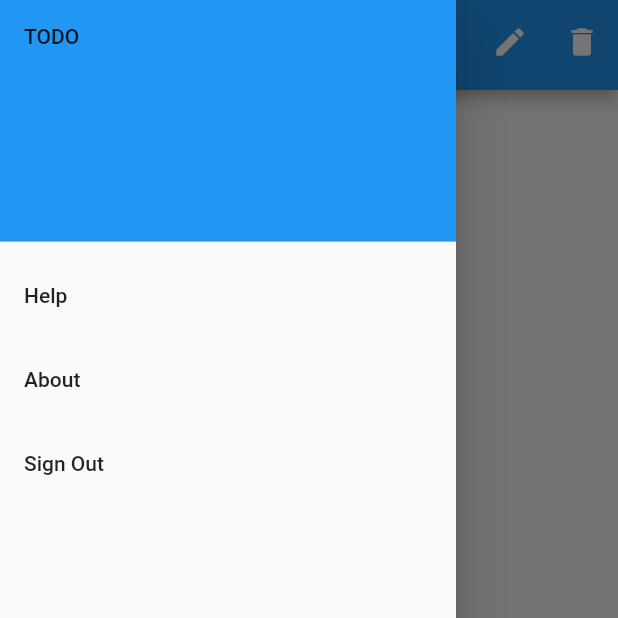
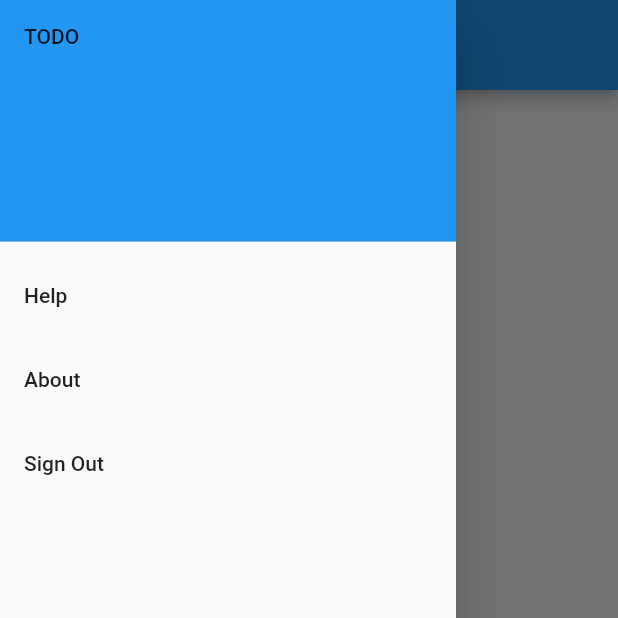
Before and after one commit to loshanr/todo, a Flutter app: the screen it shows once a user with an empty profile is signed in, with the side drawer open, on a phone screen of 412 x 824 dp, the top half of it. Run offline on Flutter 3.47's test engine with Material 2 defaults, Android fonts, the phone set to English and light mode, and no system bars; our stand-ins replace bloc, cloud_firestore, equatable, firebase_auth, firebase_core, flutter_bloc and 1 more; accounts and stored records are empty; network calls fail.

```diff
--- a/lib/features/todo/todo.dart
+++ b/lib/features/todo/todo.dart
@@ -2,14 +2,14 @@ import 'package:cloud_firestore/cloud_firestore.dart';
 import 'package:equatable/equatable.dart';
 
 class Todo extends Equatable {
-  final String? id;
+  final String id;
   final String title;
   final String? description;
   final bool completed;
   final Timestamp? createdAt;
 
   const Todo({
-    this.id,
+    required this.id,
     required this.title,
     this.description,
     this.completed = false,
@@ -20,14 +20,13 @@ class Todo extends Equatable {
   List<Object?> get props => [id, title, description, completed, createdAt];
 
   Todo copyWith({
-    String? id,
     String? title,
     String? description,
     bool? completed,
     Timestamp? createdAt,
   }) {
     return Todo(
-      id: id ?? this.id,
+      id: id,
       title: title ?? this.title,
       description: description ?? this.description,
       completed: completed ?? this.completed,
--- a/lib/home/bloc/home_event.dart
+++ b/lib/home/bloc/home_event.dart
@@ -44,3 +44,12 @@ class TodoDeleted extends HomeEvent {
   @override
   List<Object> get props => [todo];
 }
+
+class TodoUpdated extends HomeEvent {
+  final Todo todo;
+
+  const TodoUpdated(this.todo);
+
+  @override
+  List<Object> get props => [todo];
+}
--- a/lib/home/home_appbar_widget.dart
+++ b/lib/home/home_appbar_widget.dart
@@ -9,26 +9,6 @@ class HomeAppBarWidget extends StatelessWidget implements PreferredSizeWidget {
   Widget build(BuildContext context) {
     return AppBar(
       title: const Text('TODO'),
-      actions: [
-        IconButton(
-          icon: const Icon(Icons.select_all),
-          onPressed: () {
-            Navigator.pushNamed(context, '/add');
-          },
-        ),
-        IconButton(
-          icon: const Icon(Icons.edit),
-          onPressed: () {
-            Navigator.pushNamed(context, '/add');
-          },
-        ),
-        IconButton(
-          icon: const Icon(Icons.delete),
-          onPressed: () {
-            Navigator.pushNamed(context, '/add');
-          },
-        ),
-      ],
     );
   }
 
--- a/lib/home/todo_editor_bottomsheet_widget.dart
+++ b/lib/home/todo_editor_bottomsheet_widget.dart
@@ -1,16 +1,18 @@
 import 'package:flutter/material.dart';
 import 'package:flutter_bloc/flutter_bloc.dart';
+import 'package:todo_app/features/todo/todo.dart';
 import 'package:todo_app/home/todo_editor/bloc/todo_editor_bloc.dart';
 import 'package:todo_app/home/todo_editor/todo_editor_widget.dart';
 
 class TodoEditorBottomsheetWidget extends StatelessWidget {
-  const TodoEditorBottomsheetWidget({Key? key}) : super(key: key);
+  final Todo? todo;
+  const TodoEditorBottomsheetWidget({this.todo, Key? key}) : super(key: key);
 
   @override
   Widget build(BuildContext context) {
     return BlocProvider(
       create: (_) => TodoEditorBloc(),
-      child: const TodoEditorWidget(),
+      child: TodoEditorWidget(todo: todo),
     );
   }
 }
```
Also changed, not shown: lib/home/bloc/home_bloc.dart (+9 -0 lines), lib/home/todo_editor/todo_editor_widget.dart (+12 -6 lines), lib/home/todo_widget.dart (+17 -1 lines).
